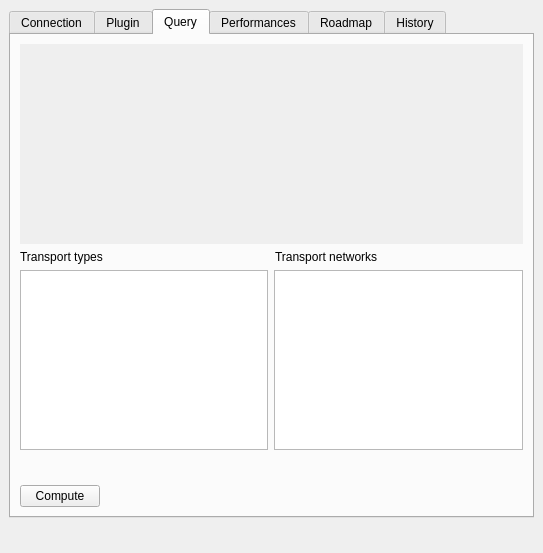
The window that src/hmi_qgis/ifsttarrouting.ui (Universite-Gustave-Eiffel/Tempus) describes before a commit, drawn with Qt 5.
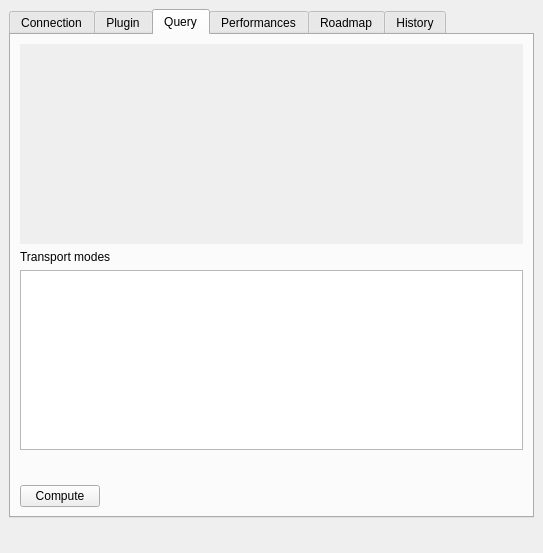
The same window after the commit. Icons and pictures are not drawn.

Commit message: Fix UI, get rid of transport networks

The edit to the form file:
```diff
--- a/src/hmi_qgis/ifsttarrouting.ui
+++ b/src/hmi_qgis/ifsttarrouting.ui
@@ -202,14 +202,7 @@
           <item>
            <widget class="QLabel" name="label">
             <property name="text">
-             <string>Transport types</string>
-            </property>
-           </widget>
-          </item>
-          <item>
-           <widget class="QLabel" name="label">
-            <property name="text">
-             <string>Transport networks</string>
+             <string>Transport modes</string>
             </property>
            </widget>
           </item>
@@ -224,13 +217,6 @@
             </property>
            </widget>
           </item>
-          <item>
-           <widget class="QListView" name="networkList">
-            <property name="selectionMode">
-             <enum>QAbstractItemView::MultiSelection</enum>
-            </property>
-           </widget>
-          </item>
          </layout>
         </item>
         <item>
```
The commit also changes 1 other file.
